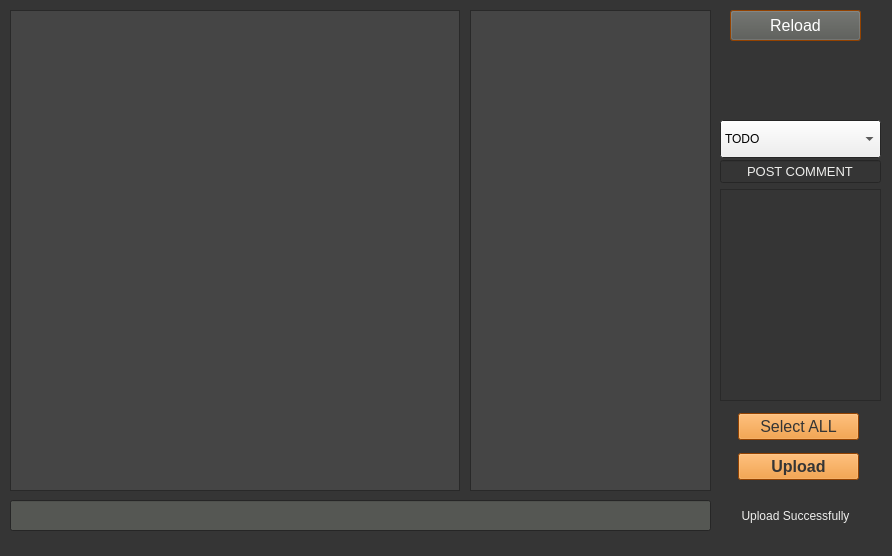
First picture: the form in jiwoon/gazu_api/view/UI/upload.ui, repository SongmiLim/nuki_project, before the edit.
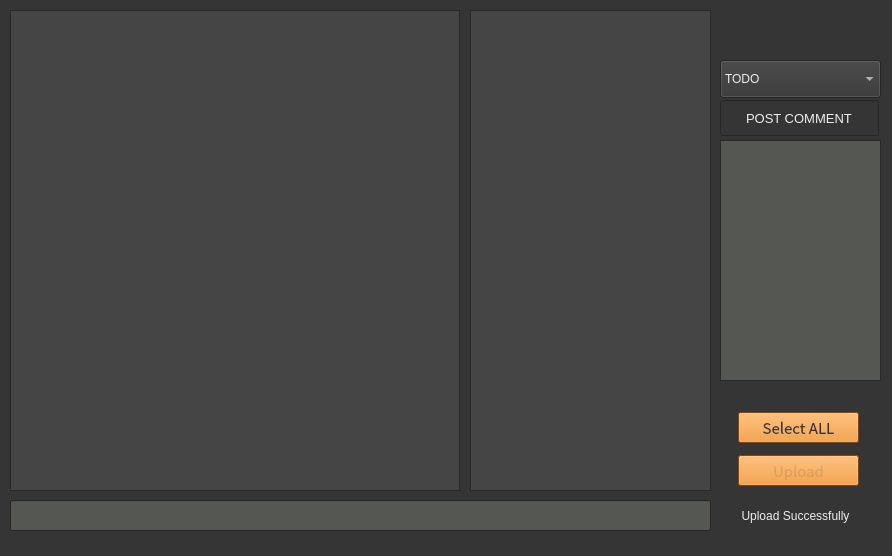
Second picture: the form after the edit.

Commit message: upload module 안불러와짐

```diff
--- a/jiwoon/gazu_api/view/UI/upload.ui
+++ b/jiwoon/gazu_api/view/UI/upload.ui
@@ -508,289 +508,55 @@
      <set>Qt::AlignCenter</set>
     </property>
    </widget>
-   <widget class="QPushButton" name="reload_btn">
-    <property name="geometry">
-     <rect>
-      <x>730</x>
-      <y>10</y>
-      <width>131</width>
-      <height>31</height>
-     </rect>
-    </property>
-    <property name="palette">
-     <palette>
-      <active>
-       <colorrole role="WindowText">
-        <brush brushstyle="SolidPattern">
-         <color alpha="255">
-          <red>238</red>
-          <green>238</green>
-          <blue>236</blue>
-         </color>
-        </brush>
-       </colorrole>
-       <colorrole role="Button">
-        <brush brushstyle="SolidPattern">
-         <color alpha="255">
-          <red>85</red>
-          <green>87</green>
-          <blue>83</blue>
-         </color>
-        </brush>
-       </colorrole>
-       <colorrole role="Light">
-        <brush brushstyle="SolidPattern">
-         <color alpha="25">
-          <red>0</red>
-          <green>0</green>
-          <blue>0</blue>
-         </color>
-        </brush>
-       </colorrole>
-       <colorrole role="Text">
-        <brush brushstyle="SolidPattern">
-         <color alpha="255">
-          <red>238</red>
-          <green>238</green>
-          <blue>236</blue>
-         </color>
-        </brush>
-       </colorrole>
-       <colorrole role="ButtonText">
-        <brush brushstyle="SolidPattern">
-         <color alpha="255">
-          <red>255</red>
-          <green>255</green>
-          <blue>255</blue>
-         </color>
-        </brush>
-       </colorrole>
-       <colorrole role="Base">
-        <brush brushstyle="SolidPattern">
-         <color alpha="255">
-          <red>53</red>
-          <green>53</green>
-          <blue>53</blue>
-         </color>
-        </brush>
-       </colorrole>
-       <colorrole role="Window">
-        <brush brushstyle="SolidPattern">
-         <color alpha="255">
-          <red>206</red>
-          <green>92</green>
-          <blue>0</blue>
-         </color>
-        </brush>
-       </colorrole>
-       <colorrole role="PlaceholderText">
-        <brush brushstyle="SolidPattern">
-         <color alpha="128">
-          <red>146</red>
-          <green>148</green>
-          <blue>149</blue>
-         </color>
-        </brush>
-       </colorrole>
-      </active>
-      <inactive>
-       <colorrole role="WindowText">
-        <brush brushstyle="SolidPattern">
-         <color alpha="255">
-          <red>238</red>
-          <green>238</green>
-          <blue>236</blue>
-         </color>
-        </brush>
-       </colorrole>
-       <colorrole role="Button">
-        <brush brushstyle="SolidPattern">
-         <color alpha="255">
-          <red>85</red>
-          <green>87</green>
-          <blue>83</blue>
-         </color>
-        </brush>
-       </colorrole>
-       <colorrole role="Light">
-        <brush brushstyle="SolidPattern">
-         <color alpha="25">
-          <red>0</red>
-          <green>0</green>
-          <blue>0</blue>
-         </color>
-        </brush>
-       </colorrole>
-       <colorrole role="Text">
-        <brush brushstyle="SolidPattern">
-         <color alpha="255">
-          <red>238</red>
-          <green>238</green>
-          <blue>236</blue>
-         </color>
-        </brush>
-       </colorrole>
-       <colorrole role="ButtonText">
-        <brush brushstyle="SolidPattern">
-         <color alpha="255">
-          <red>255</red>
-          <green>255</green>
-          <blue>255</blue>
-         </color>
-        </brush>
-       </colorrole>
-       <colorrole role="Base">
-        <brush brushstyle="SolidPattern">
-         <color alpha="255">
-          <red>53</red>
-          <green>53</green>
-          <blue>53</blue>
-         </color>
-        </brush>
-       </colorrole>
-       <colorrole role="Window">
-        <brush brushstyle="SolidPattern">
-         <color alpha="255">
-          <red>206</red>
-          <green>92</green>
-          <blue>0</blue>
-         </color>
-        </brush>
-       </colorrole>
-       <colorrole role="PlaceholderText">
-        <brush brushstyle="SolidPattern">
-         <color alpha="128">
-          <red>238</red>
-          <green>238</green>
-          <blue>236</blue>
-         </color>
-        </brush>
-       </colorrole>
-      </inactive>
-      <disabled>
-       <colorrole role="WindowText">
-        <brush brushstyle="SolidPattern">
-         <color alpha="255">
-          <red>146</red>
-          <green>148</green>
-          <blue>149</blue>
-         </color>
-        </brush>
-       </colorrole>
-       <colorrole role="Button">
-        <brush brushstyle="SolidPattern">
-         <color alpha="255">
-          <red>85</red>
-          <green>87</green>
-          <blue>83</blue>
-         </color>
-        </brush>
-       </colorrole>
-       <colorrole role="Light">
-        <brush brushstyle="SolidPattern">
-         <color alpha="25">
-          <red>0</red>
-          <green>0</green>
-          <blue>0</blue>
-         </color>
-        </brush>
-       </colorrole>
-       <colorrole role="Text">
-        <brush brushstyle="SolidPattern">
-         <color alpha="255">
-          <red>146</red>
-          <green>148</green>
-          <blue>149</blue>
-         </color>
-        </brush>
-       </colorrole>
-       <colorrole role="ButtonText">
-        <brush brushstyle="SolidPattern">
-         <color alpha="255">
-          <red>146</red>
-          <green>148</green>
-          <blue>149</blue>
-         </color>
-        </brush>
-       </colorrole>
-       <colorrole role="Base">
-        <brush brushstyle="SolidPattern">
-         <color alpha="255">
-          <red>206</red>
-          <green>92</green>
-          <blue>0</blue>
-         </color>
-        </brush>
-       </colorrole>
-       <colorrole role="Window">
-        <brush brushstyle="SolidPattern">
-         <color alpha="255">
-          <red>206</red>
-          <green>92</green>
-          <blue>0</blue>
-         </color>
-        </brush>
-       </colorrole>
-       <colorrole role="PlaceholderText">
-        <brush brushstyle="SolidPattern">
-         <color alpha="128">
-          <red>46</red>
-          <green>52</green>
-          <blue>54</blue>
-         </color>
-        </brush>
-       </colorrole>
-      </disabled>
-     </palette>
-    </property>
-    <property name="font">
-     <font>
-      <pointsize>12</pointsize>
-     </font>
-    </property>
-    <property name="text">
-     <string>Reload</string>
-    </property>
-   </widget>
    <widget class="QWidget" name="layoutWidget">
     <property name="geometry">
      <rect>
       <x>720</x>
-      <y>160</y>
+      <y>140</y>
       <width>161</width>
       <height>241</height>
      </rect>
     </property>
     <layout class="QVBoxLayout" name="verticalLayout">
-     <item>
-      <widget class="QLineEdit" name="comment_lineedit">
-       <property name="font">
-        <font>
-         <pointsize>10</pointsize>
-        </font>
-       </property>
-       <property name="text">
-        <string>POST COMMENT</string>
-       </property>
-       <property name="echoMode">
-        <enum>QLineEdit::Normal</enum>
-       </property>
-       <property name="alignment">
-        <set>Qt::AlignCenter</set>
-       </property>
-       <property name="dragEnabled">
-        <bool>false</bool>
-       </property>
-       <property name="readOnly">
-        <bool>true</bool>
-       </property>
-       <property name="clearButtonEnabled">
-        <bool>false</bool>
-       </property>
-      </widget>
-     </item>
      <item>
       <widget class="QPlainTextEdit" name="comment_plaintextedit">
+       <property name="palette">
+        <palette>
+         <active>
+          <colorrole role="Base">
+           <brush brushstyle="SolidPattern">
+            <color alpha="255">
+             <red>85</red>
+             <green>87</green>
+             <blue>83</blue>
+            </color>
+           </brush>
+          </colorrole>
+         </active>
+         <inactive>
+          <colorrole role="Base">
+           <brush brushstyle="SolidPattern">
+            <color alpha="255">
+             <red>85</red>
+             <green>87</green>
+             <blue>83</blue>
+            </color>
+           </brush>
+          </colorrole>
+         </inactive>
+         <disabled>
+          <colorrole role="Base">
+           <brush brushstyle="SolidPattern">
+            <color alpha="255">
+             <red>53</red>
+             <green>53</green>
+             <blue>53</blue>
+            </color>
+           </brush>
+          </colorrole>
+         </disabled>
+        </palette>
+       </property>
        <property name="font">
         <font>
          <pointsize>9</pointsize>
@@ -812,7 +578,7 @@
       <x>738</x>
       <y>406</y>
       <width>121</width>
-      <height>82</height>
+      <height>87</height>
      </rect>
     </property>
     <layout class="QVBoxLayout" name="verticalLayout_2">
@@ -848,6 +614,24 @@
             </color>
            </brush>
           </colorrole>
+          <colorrole role="Dark">
+           <brush brushstyle="SolidPattern">
+            <color alpha="25">
+             <red>0</red>
+             <green>0</green>
+             <blue>0</blue>
+            </color>
+           </brush>
+          </colorrole>
+          <colorrole role="Mid">
+           <brush brushstyle="SolidPattern">
+            <color alpha="25">
+             <red>0</red>
+             <green>0</green>
+             <blue>0</blue>
+            </color>
+           </brush>
+          </colorrole>
           <colorrole role="Text">
            <brush brushstyle="SolidPattern">
             <color alpha="255">
@@ -859,10 +643,10 @@
           </colorrole>
           <colorrole role="ButtonText">
            <brush brushstyle="SolidPattern">
-            <color alpha="255">
-             <red>53</red>
-             <green>53</green>
-             <blue>53</blue>
+            <color alpha="25">
+             <red>0</red>
+             <green>0</green>
+             <blue>0</blue>
             </color>
            </brush>
           </colorrole>
@@ -922,6 +706,24 @@
             </color>
            </brush>
           </colorrole>
+          <colorrole role="Dark">
+           <brush brushstyle="SolidPattern">
+            <color alpha="25">
+             <red>0</red>
+             <green>0</green>
+             <blue>0</blue>
+            </color>
+           </brush>
+          </colorrole>
+          <colorrole role="Mid">
+           <brush brushstyle="SolidPattern">
+            <color alpha="25">
+             <red>0</red>
+             <green>0</green>
+             <blue>0</blue>
+            </color>
+           </brush>
+          </colorrole>
           <colorrole role="Text">
            <brush brushstyle="SolidPattern">
             <color alpha="255">
@@ -971,10 +773,10 @@
          <disabled>
           <colorrole role="WindowText">
            <brush brushstyle="SolidPattern">
-            <color alpha="255">
-             <red>146</red>
-             <green>148</green>
-             <blue>149</blue>
+            <color alpha="25">
+             <red>0</red>
+             <green>0</green>
+             <blue>0</blue>
             </color>
            </brush>
           </colorrole>
@@ -996,21 +798,39 @@
             </color>
            </brush>
           </colorrole>
+          <colorrole role="Dark">
+           <brush brushstyle="SolidPattern">
+            <color alpha="25">
+             <red>0</red>
+             <green>0</green>
+             <blue>0</blue>
+            </color>
+           </brush>
+          </colorrole>
+          <colorrole role="Mid">
+           <brush brushstyle="SolidPattern">
+            <color alpha="255">
+             <red>238</red>
+             <green>236</green>
+             <blue>234</blue>
+            </color>
+           </brush>
+          </colorrole>
           <colorrole role="Text">
            <brush brushstyle="SolidPattern">
-            <color alpha="255">
-             <red>146</red>
-             <green>148</green>
-             <blue>149</blue>
+            <color alpha="25">
+             <red>0</red>
+             <green>0</green>
+             <blue>0</blue>
             </color>
            </brush>
           </colorrole>
           <colorrole role="ButtonText">
            <brush brushstyle="SolidPattern">
-            <color alpha="255">
-             <red>146</red>
-             <green>148</green>
-             <blue>149</blue>
+            <color alpha="25">
+             <red>0</red>
+             <green>0</green>
+             <blue>0</blue>
             </color>
            </brush>
           </colorrole>
@@ -1046,8 +866,8 @@
        </property>
        <property name="font">
         <font>
-         <family>Cantarell</family>
-         <pointsize>12</pointsize>
+         <family>Noto Sans CJK JP</family>
+         <pointsize>11</pointsize>
          <weight>50</weight>
          <bold>false</bold>
         </font>
@@ -1089,6 +909,15 @@
             </color>
            </brush>
           </colorrole>
+          <colorrole role="Dark">
+           <brush brushstyle="SolidPattern">
+            <color alpha="25">
+             <red>0</red>
+             <green>0</green>
+             <blue>0</blue>
+            </color>
+           </brush>
+          </colorrole>
           <colorrole role="Text">
            <brush brushstyle="SolidPattern">
             <color alpha="255">
@@ -1100,10 +929,10 @@
           </colorrole>
           <colorrole role="ButtonText">
            <brush brushstyle="SolidPattern">
-            <color alpha="255">
-             <red>53</red>
-             <green>53</green>
-             <blue>53</blue>
+            <color alpha="25">
+             <red>0</red>
+             <green>0</green>
+             <blue>0</blue>
             </color>
            </brush>
           </colorrole>
@@ -1163,6 +992,15 @@
             </color>
            </brush>
           </colorrole>
+          <colorrole role="Dark">
+           <brush brushstyle="SolidPattern">
+            <color alpha="25">
+             <red>0</red>
+             <green>0</green>
+             <blue>0</blue>
+            </color>
+           </brush>
+          </colorrole>
           <colorrole role="Text">
            <brush brushstyle="SolidPattern">
             <color alpha="255">
@@ -1174,10 +1012,10 @@
           </colorrole>
           <colorrole role="ButtonText">
            <brush brushstyle="SolidPattern">
-            <color alpha="255">
-             <red>53</red>
-             <green>53</green>
-             <blue>53</blue>
+            <color alpha="25">
+             <red>0</red>
+             <green>0</green>
+             <blue>0</blue>
             </color>
            </brush>
           </colorrole>
@@ -1212,10 +1050,10 @@
          <disabled>
           <colorrole role="WindowText">
            <brush brushstyle="SolidPattern">
-            <color alpha="255">
-             <red>146</red>
-             <green>148</green>
-             <blue>149</blue>
+            <color alpha="25">
+             <red>0</red>
+             <green>0</green>
+             <blue>0</blue>
             </color>
            </brush>
           </colorrole>
@@ -1237,21 +1075,30 @@
             </color>
            </brush>
           </colorrole>
+          <colorrole role="Dark">
+           <brush brushstyle="SolidPattern">
+            <color alpha="25">
+             <red>0</red>
+             <green>0</green>
+             <blue>0</blue>
+            </color>
+           </brush>
+          </colorrole>
           <colorrole role="Text">
            <brush brushstyle="SolidPattern">
-            <color alpha="255">
-             <red>146</red>
-             <green>148</green>
-             <blue>149</blue>
+            <color alpha="25">
+             <red>0</red>
+             <green>0</green>
+             <blue>0</blue>
             </color>
            </brush>
           </colorrole>
           <colorrole role="ButtonText">
            <brush brushstyle="SolidPattern">
-            <color alpha="255">
-             <red>146</red>
-             <green>148</green>
-             <blue>149</blue>
+            <color alpha="25">
+             <red>0</red>
+             <green>0</green>
+             <blue>0</blue>
             </color>
            </brush>
           </colorrole>
@@ -1287,9 +1134,10 @@
        </property>
        <property name="font">
         <font>
-         <pointsize>12</pointsize>
-         <weight>75</weight>
-         <bold>true</bold>
+         <family>Noto Sans CJK JP</family>
+         <pointsize>11</pointsize>
+         <weight>50</weight>
+         <bold>false</bold>
         </font>
        </property>
        <property name="text">
@@ -1303,11 +1151,75 @@
     <property name="geometry">
      <rect>
       <x>720</x>
-      <y>120</y>
+      <y>60</y>
       <width>161</width>
       <height>38</height>
      </rect>
     </property>
+    <property name="palette">
+     <palette>
+      <active>
+       <colorrole role="Button">
+        <brush brushstyle="SolidPattern">
+         <color alpha="255">
+          <red>53</red>
+          <green>53</green>
+          <blue>53</blue>
+         </color>
+        </brush>
+       </colorrole>
+       <colorrole role="ButtonText">
+        <brush brushstyle="SolidPattern">
+         <color alpha="255">
+          <red>238</red>
+          <green>238</green>
+          <blue>236</blue>
+         </color>
+        </brush>
+       </colorrole>
+      </active>
+      <inactive>
+       <colorrole role="Button">
+        <brush brushstyle="SolidPattern">
+         <color alpha="255">
+          <red>53</red>
+          <green>53</green>
+          <blue>53</blue>
+         </color>
+        </brush>
+       </colorrole>
+       <colorrole role="ButtonText">
+        <brush brushstyle="SolidPattern">
+         <color alpha="255">
+          <red>238</red>
+          <green>238</green>
+          <blue>236</blue>
+         </color>
+        </brush>
+       </colorrole>
+      </inactive>
+      <disabled>
+       <colorrole role="Button">
+        <brush brushstyle="SolidPattern">
+         <color alpha="255">
+          <red>53</red>
+          <green>53</green>
+          <blue>53</blue>
+         </color>
+        </brush>
+       </colorrole>
+       <colorrole role="ButtonText">
+        <brush brushstyle="SolidPattern">
+         <color alpha="255">
+          <red>146</red>
+          <green>148</green>
+          <blue>149</blue>
+         </color>
+        </brush>
+       </colorrole>
+      </disabled>
+     </palette>
+    </property>
     <item>
      <property name="text">
       <string>TODO</string>
@@ -1339,6 +1251,76 @@
      </property>
     </item>
    </widget>
+   <widget class="QLineEdit" name="comment_lineedit">
+    <property name="geometry">
+     <rect>
+      <x>720</x>
+      <y>100</y>
+      <width>159</width>
+      <height>36</height>
+     </rect>
+    </property>
+    <property name="palette">
+     <palette>
+      <active>
+       <colorrole role="Highlight">
+        <brush brushstyle="SolidPattern">
+         <color alpha="25">
+          <red>0</red>
+          <green>0</green>
+          <blue>0</blue>
+         </color>
+        </brush>
+       </colorrole>
+      </active>
+      <inactive>
+       <colorrole role="Highlight">
+        <brush brushstyle="SolidPattern">
+         <color alpha="25">
+          <red>0</red>
+          <green>0</green>
+          <blue>0</blue>
+         </color>
+        </brush>
+       </colorrole>
+      </inactive>
+      <disabled>
+       <colorrole role="Highlight">
+        <brush brushstyle="SolidPattern">
+         <color alpha="255">
+          <red>53</red>
+          <green>132</green>
+          <blue>228</blue>
+         </color>
+        </brush>
+       </colorrole>
+      </disabled>
+     </palette>
+    </property>
+    <property name="font">
+     <font>
+      <pointsize>10</pointsize>
+     </font>
+    </property>
+    <property name="text">
+     <string>POST COMMENT</string>
+    </property>
+    <property name="echoMode">
+     <enum>QLineEdit::Normal</enum>
+    </property>
+    <property name="alignment">
+     <set>Qt::AlignCenter</set>
+    </property>
+    <property name="dragEnabled">
+     <bool>false</bool>
+    </property>
+    <property name="readOnly">
+     <bool>true</bool>
+    </property>
+    <property name="clearButtonEnabled">
+     <bool>false</bool>
+    </property>
+   </widget>
   </widget>
  </widget>
  <resources/>
```
Left out of the diff: 5 changed lines with no effect on the pictures. The commit also changes 4 other files.
